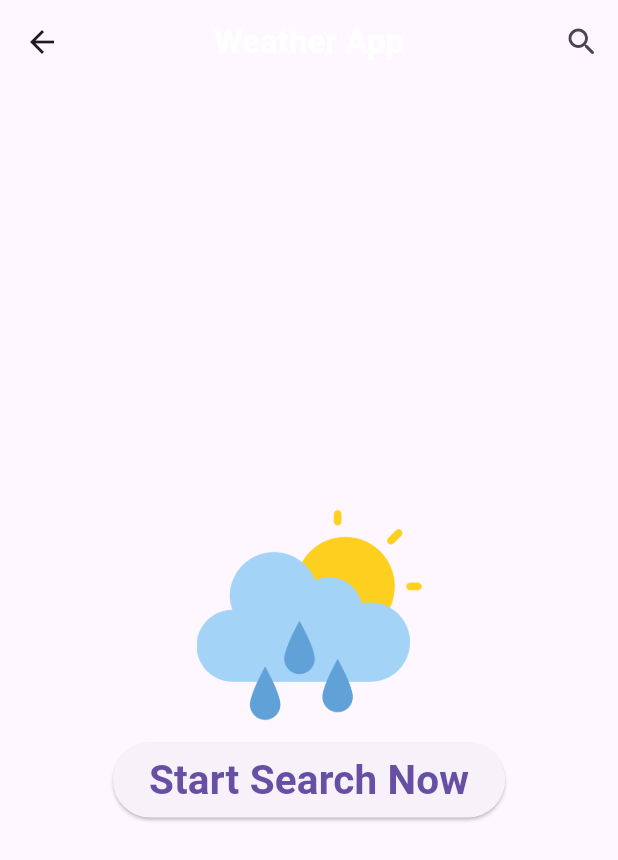
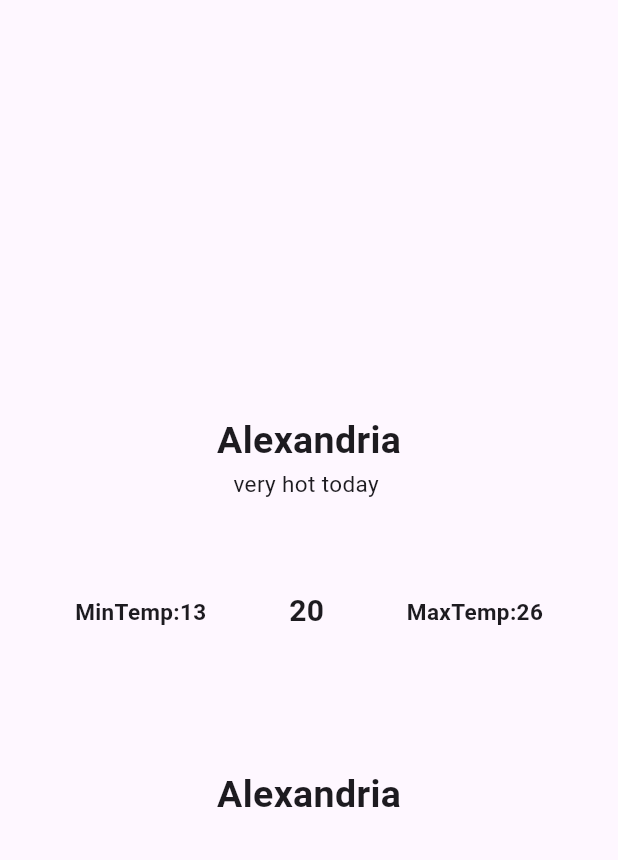
Before and after one commit to salma-elmaghawry/Weather-App, a Flutter app: the screen it shows after launch, after a tap on "Start Search Now", on a phone screen of 412 x 824 dp. Shown: the top 860 px of the screen. Run offline on Flutter 3.47's test engine with Material 3 defaults, Android fonts, the phone set to English and light mode, and no system bars.

Commit message:
weatherinfo body

```diff
--- a/lib/Widgets/NoWeatherBody.dart
+++ b/lib/Widgets/NoWeatherBody.dart
@@ -1,4 +1,5 @@
 import 'package:flutter/material.dart';
+import 'package:weather/Widgets/WeatherInfoBody.dart';
 import 'package:weather/pages/homeView.dart';
 
 class NoWeatherBody extends StatelessWidget {
@@ -7,6 +8,33 @@ class NoWeatherBody extends StatelessWidget {
   @override
   Widget build(BuildContext context) {
     //اعمل ui اللى يعرضلى ان مفيش ويزر ممكن تعمل سيرش
-    return homeView();
+    return Center(
+        child: Column(
+          mainAxisSize: MainAxisSize.min,
+          children: [
+            Image.asset(
+              'assets/cloudy.png',
+              width: 150,
+              height: 150,
+            ),
+            const SizedBox(
+              height: 10,
+            ),
+            ElevatedButton(
+              onPressed: () {
+                Navigator.push(
+                  context,
+                  MaterialPageRoute(builder: (context) => WeatherInfoBody()),
+                );
+              },
+              child: Text('Start Search Now', style: TextStyle(fontSize: 27,fontWeight: FontWeight.bold)),
+              style: ElevatedButton.styleFrom(
+                primary:Color(0xffFEB941),
+                minimumSize: Size(150, 50), // Set the button size
+              ),
+            ),
+          ],
+        ),
+      );
   }
 }
--- /dev/null
+++ b/lib/Widgets/WeatherInfoBody.dart
@@ -0,0 +1,42 @@
+import 'package:flutter/material.dart';
+
+class WeatherInfoBody extends StatelessWidget {
+  const WeatherInfoBody({super.key});
+
+  @override
+  Widget build(BuildContext context) {
+    return  Scaffold(
+      body:
+          Column(
+      mainAxisAlignment: MainAxisAlignment.center,
+      children: [
+        const Text('Alexandria',style: TextStyle(
+          fontWeight: FontWeight.bold,fontSize: 25),),
+        const Text('very hot today ',style: TextStyle(fontSize: 15),),
+        const SizedBox(height: 10,),
+              Padding(
+              padding: const EdgeInsets.all(50.0),
+              child: Row(
+              mainAxisAlignment: MainAxisAlignment.spaceBetween,
+              children: [
+                  Container(child:const  Text('MinTemp:13',style: TextStyle(
+          fontWeight: FontWeight.bold,fontSize: 15),),)
+                ,
+                  Container(child:const Text('20',style: TextStyle(
+          fontWeight: FontWeight.bold,fontSize: 20),))
+                ,
+                Container(child:const Text('MaxTemp:26',style: TextStyle(
+          fontWeight: FontWeight.bold,fontSize: 15),) ,)
+                ,
+              ],
+                      ),
+            ),
+
+      SizedBox(height: 40,),
+        Text('Alexandria',style: TextStyle(
+          fontWeight: FontWeight.bold,fontSize: 25),),
+      ],
+    ));
+
+  }
+}
--- a/lib/main.dart
+++ b/lib/main.dart
@@ -1,4 +1,5 @@
 import 'package:flutter/material.dart';
+import 'package:weather/Widgets/WeatherInfoBody.dart';
 import 'package:weather/pages/homeView.dart';
 
 void main() {
@@ -13,7 +14,7 @@ class WeatherApp extends StatelessWidget {
 
     return MaterialApp(
       debugShowCheckedModeBanner: false,
-      home: homeView(),
+      home:homeView(),
     );
   }
 }
--- a/lib/pages/homeView.dart
+++ b/lib/pages/homeView.dart
@@ -11,41 +11,15 @@ class homeView extends StatelessWidget {
         actions: [
           IconButton(onPressed: () {}, icon: Icon(Icons.search_rounded))
         ],
-        title: Text('Weather App'),
+        title: Text('Climate Connect'),
         centerTitle: true,
         titleTextStyle: const TextStyle(
           fontSize: 22,
           fontWeight: FontWeight.bold,
         ),
-        //backgroundColor:Color(0xffEFD569)
+        backgroundColor:Color(0xffFEB941)
       ),
-      body: Center(
-        child: Column(
-          mainAxisSize: MainAxisSize.min,
-          children: [
-            Image.asset(
-              'assets/cloudy.png',
-              width: 150,
-              height: 150,
-            ),
-            const SizedBox(
-              height: 10,
-            ),
-            ElevatedButton(
-              onPressed: () {
-                Navigator.push(
-                  context,
-                  MaterialPageRoute(builder: (context) => NoWeatherBody()),
-                );
-              },
-              child: Text('Start Search Now', style: TextStyle(fontSize: 27,fontWeight: FontWeight.bold)),
-              style: ElevatedButton.styleFrom(
-                minimumSize: Size(150, 50), // Set the button size
-              ),
-            ),
-          ],
-        ),
-      ),
+      body: NoWeatherBody(),
     );
   }
 }
```
Also changed, not shown: 1 other file.
